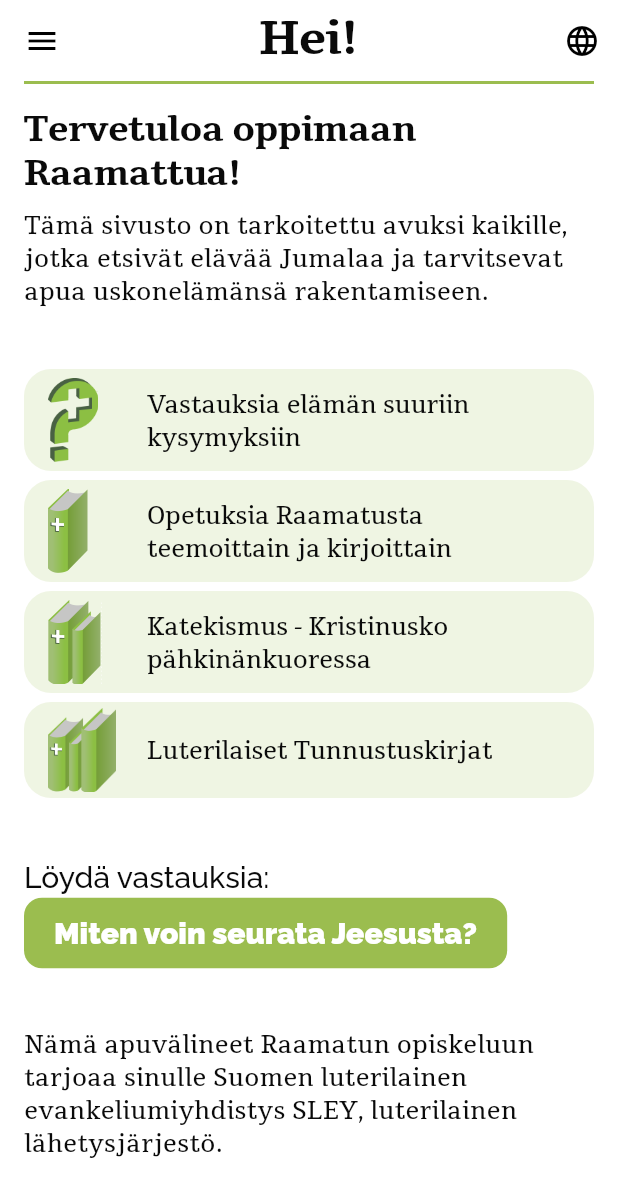
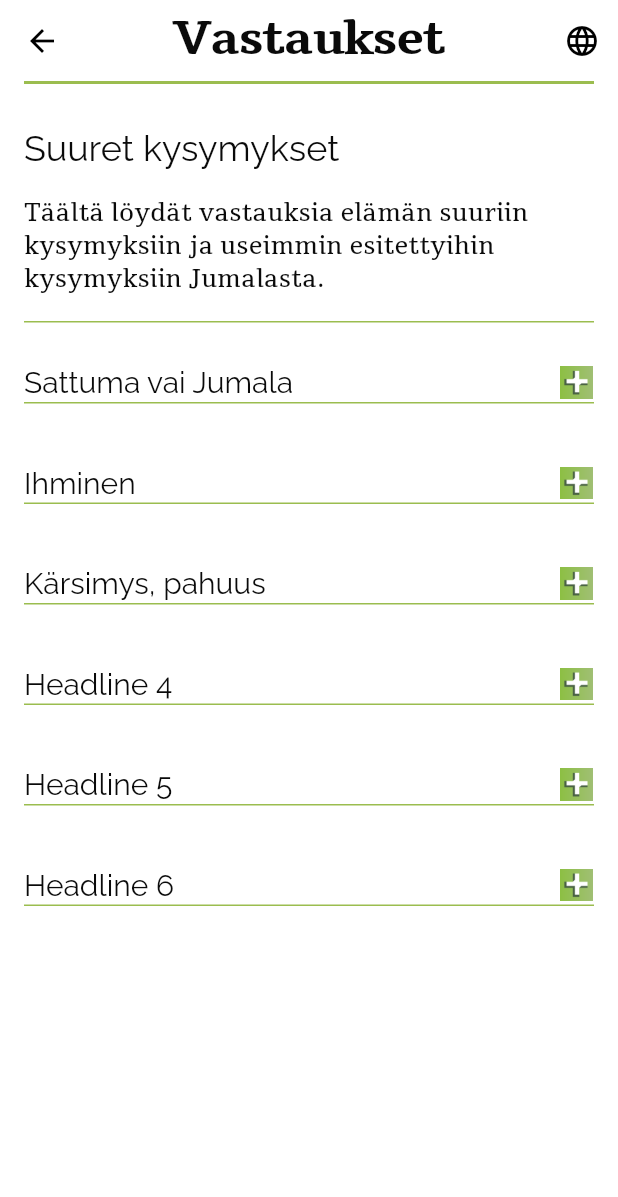
Before and after one commit to villepuuri/Bible-Toolbox, a Flutter app: the HomePage screen opened by its route, after a tap on "Vastauksia elämän suuriin kysymyksiin", on a phone screen of 412 x 824 dp. Shown: the top 1197 px of the screen. Run offline on Flutter 3.47's test engine with Material 3 defaults, Android fonts, the phone set to English and light mode, and no system bars; our stand-ins replace google_fonts, shared_preferences; accounts and stored records are empty.

Commit message:
Built the answers page

```diff
--- /dev/null
+++ b/assets/test_data/answersTest.json
@@ -0,0 +1,28 @@
+{
+  "answers": [
+    {
+      "title": "Sattuma vai Jumala",
+      "items": ["Mikä on elämän tarkoitus?", "Onko elämä sattumaa?", "Onko Jumala olemassa?", "Onko Jumala kaikkivaltias?", "Mistä voin löytää Jumalan?"]
+    },
+    {
+      "title": "Ihminen",
+      "items": ["Item 2.1", "Item 2.2", "Item 2.3", "Item 2.4", "Item 2.5"]
+    },
+    {
+      "title": "Kärsimys, pahuus",
+      "items": ["Item 3.1", "Item 3.2", "Item 3.3", "Item 3.4", "Item 3.5"]
+    },
+    {
+      "title": "Headline 4",
+      "items": ["Item 4.1", "Item 4.2", "Item 4.3", "Item 4.4", "Item 4.5"]
+    },
+    {
+      "title": "Headline 5",
+      "items": ["Item 5.1", "Item 5.2", "Item 5.3", "Item 5.4", "Item 5.5"]
+    },
+    {
+      "title": "Headline 6",
+      "items": ["Item 6.1", "Item 6.2", "Item 6.3", "Item 6.4", "Item 6.5"]
+    }
+  ]
+}
--- a/lib/core/Widgets/main_drawer.dart
+++ b/lib/core/Widgets/main_drawer.dart
@@ -6,7 +6,7 @@ class MainDrawer extends StatelessWidget {
 
   @override
   Widget build(BuildContext context) {
-    Widget drawerListTile(String title, {String? imageURL, IconData? icon}) =>
+    Widget drawerListTile(String title, {String? imageURL, IconData? icon, String? routeName}) =>
         ListTile(
           leading: imageURL != null
               ? SizedBox(height: 40, child: Image.asset(imageURL))
@@ -24,6 +24,11 @@ class MainDrawer extends StatelessWidget {
           ),
           onTap: () {
             debugPrint('Pressed a tile: $title');
+            if (routeName != null){
+              Navigator.pop(context);
+              Navigator.pushNamed(context, routeName);
+            }
+            // todo: Think how the navigation should go
           },
         );
 
@@ -70,11 +75,13 @@ class MainDrawer extends StatelessWidget {
             drawerListTile(
               "Etusivu",
               imageURL: "assets/btb_images/laatikko.png",
+              routeName: '/home'
             ),
             drawLine(),
             drawerListTile(
               "Vastaukset",
               imageURL: "assets/btb_images/kysymysmerkki.png",
+              routeName: '/answers'
             ),
             drawerListTile(
               "Raamattu",
--- a/lib/core/theme.dart
+++ b/lib/core/theme.dart
@@ -40,13 +40,14 @@ class AppThemeData {
     headlineLarge: GoogleFonts.raleway(fontSize: 24, color: black),
     headlineMedium: GoogleFonts.raleway(
       fontSize: 20,
-      fontWeight: FontWeight.w500,
+      fontWeight: FontWeight.w400,
       color: black,
     ),
 
     // Body texts
     bodyMedium: GoogleFonts.tienne(
       fontSize: 16,
+      fontWeight: FontWeight.w400,
       color: black,
       height: 1.4,
     ),
--- a/lib/main.dart
+++ b/lib/main.dart
@@ -1,4 +1,5 @@
 import 'package:bible_toolbox/presentation/pages/home_page.dart';
+import 'package:bible_toolbox/presentation/pages/answers_page.dart';
 import 'package:bible_toolbox/presentation/pages/loading_page.dart';
 import 'package:bible_toolbox/presentation/pages/welcome_page.dart';
 import 'package:flutter/material.dart';
@@ -22,7 +23,7 @@ class MyApp extends StatelessWidget {
         '/': (context) => const LoadingPage(),
         '/welcome': (context) => const WelcomePage(),
         '/home': (context) => const HomePage(),
-        // '/answers': (context) => const AnswerPage(),
+        '/answers': (context) => const AnswersPage(),
         // '/bible': (context) => const BiblePage(),
         // '/catechism': (context) => const CatechismPage(),
         // '/concord': (context) => const ConcordPage(),
--- a/lib/presentation/pages/answers_page.dart
+++ b/lib/presentation/pages/answers_page.dart
@@ -0,0 +1,156 @@
+import 'dart:convert';
+
+import 'package:bible_toolbox/core/Widgets/main_app_bar.dart';
+import 'package:flutter/material.dart';
+import 'package:flutter/services.dart';
+
+class AnswersPage extends StatefulWidget {
+  const AnswersPage({super.key});
+
+  @override
+  State<AnswersPage> createState() => _AnswersPageState();
+}
+
+class _AnswersPageState extends State<AnswersPage> {
+  List<dynamic> answers = [];
+  List<bool> openHeadlines = [];
+
+  @override
+  void initState() {
+    super.initState();
+    loadJson();
+  }
+
+  Future<void> loadJson() async {
+    final String response = await rootBundle.loadString(
+      'assets/test_data/answersTest.json',
+    );
+    final data = await json.decode(response);
+    setState(() {
+      openHeadlines = List.filled(data['answers'].length, false);
+      answers = data['answers'];
+    });
+  }
+
+  @override
+  Widget build(BuildContext context) {
+    // The texts that are on top of the page after the app bar
+    List<Widget> introToAnswers = [
+      SliverPadding(
+        padding: EdgeInsets.symmetric(vertical: 12),
+        sliver: SliverToBoxAdapter(
+          child: Text(
+            "Suuret kysymykset",
+            style: Theme.of(context).textTheme.headlineLarge,
+          ),
+        ),
+      ),
+      SliverPadding(
+        padding: EdgeInsets.symmetric(vertical: 5),
+        sliver: SliverToBoxAdapter(
+          child: Text(
+            "Täältä löydät vastauksia elämän suuriin kysymyksiin ja useimmin esitettyihin kysymyksiin Jumalasta.",
+            style: Theme.of(context).textTheme.bodyMedium,
+          ),
+        ),
+      ),
+    ];
+
+    // The line that is used to divide elements in the page
+    Widget spacerLine({double width = 1, double paddingHeight = 12}) {
+      return SliverPadding(
+        padding: EdgeInsets.symmetric(vertical: paddingHeight),
+        sliver: SliverToBoxAdapter(
+          child: Container(
+            height: width,
+            color: Theme.of(context).primaryColor,
+          ),
+        ),
+      );
+    }
+
+    // Creates a list of listTiles of answer categories
+    List<Widget> getAnswerTiles() {
+      return answers.asMap().entries.map((entry) {
+        int index = entry.key;
+        var answer = entry.value;
+        return Padding(
+          padding: const EdgeInsets.symmetric(vertical: 15.0),
+          child: Column(
+            crossAxisAlignment: CrossAxisAlignment.start,
+            children: [
+              /* The Headline */
+              InkWell(
+                onTap: () {
+                  setState(() {
+                    openHeadlines[index] = !openHeadlines[index];
+                  });
+                },
+                child: Row(
+                  mainAxisAlignment: MainAxisAlignment.spaceBetween,
+                  crossAxisAlignment: CrossAxisAlignment.center,
+                  children: [
+                    Text(
+                      answer["title"],
+                      style: Theme.of(context).textTheme.headlineMedium,
+                    ),
+                    SizedBox(
+                      height: 24,
+                      width: 24,
+                      child: IconButton(
+                        onPressed: () {
+                          setState(() {
+                            openHeadlines[index] = !openHeadlines[index];
+                          });
+                        },
+                        padding: const EdgeInsets.all(1),
+                        constraints: BoxConstraints(),
+                        icon: Image.asset(
+                          openHeadlines[index]
+                              ? 'assets/btb_images/miinus.png'
+                              : 'assets/btb_images/plussa.png',
+                          height: 24,
+                          width: 24,
+                        ),
+                      ),
+                    ),
+                  ],
+                ),
+              ),
+
+              /* The divider line */
+              Container(height: 1, color: Theme.of(context).primaryColor),
+
+              const SizedBox(height: 10,),
+
+              /* The question titles */
+              Visibility(
+                visible: openHeadlines[index],
+                child: Column(
+                  crossAxisAlignment: CrossAxisAlignment.start,
+                  children: (answer["items"] as List<dynamic>)
+                      .map((question) => Text("> $question", style: Theme.of(context).textTheme.bodyMedium,))
+                      .toList(),
+                ),
+              ),
+            ],
+          ),
+        );
+      }).toList();
+    }
+
+    SliverList topicList = SliverList(
+      delegate: SliverChildListDelegate(getAnswerTiles()),
+    );
+
+    return Scaffold(
+      appBar: MainAppBar(title: "Vastaukset"),
+      body: Padding(
+        padding: const EdgeInsets.fromLTRB(16, 16, 16, 40),
+        child: CustomScrollView(
+          slivers: introToAnswers + [spacerLine(), topicList],
+        ),
+      ),
+    );
+  }
+}
--- a/lib/presentation/pages/home_page.dart
+++ b/lib/presentation/pages/home_page.dart
@@ -10,7 +10,7 @@ class HomePage extends StatelessWidget {
   Widget build(BuildContext context) {
 
     // Tile widget to display the content tiles
-    Widget myTile(String title, String imageURL) => ListTile(
+    Widget myTile(String title, String imageURL, String routeName) => ListTile(
       leading: Image.asset(imageURL),
       minLeadingWidth: 50,
       title: Text(title),
@@ -23,6 +23,7 @@ class HomePage extends StatelessWidget {
       // ),
       onTap: () {
         debugPrint('Pressed a tile: $title');
+        Navigator.pushNamed(context, routeName);
       },
     );
 
@@ -33,18 +34,22 @@ class HomePage extends StatelessWidget {
         myTile(
           "Vastauksia elämän suuriin kysymyksiin",
           'assets/btb_images/kysymysmerkki.png',
+          '/answers'
         ),
         myTile(
           "Opetuksia Raamatusta teemoittain ja kirjoittain",
           'assets/btb_images/raamattu.png',
+          '/answers',
         ),
         myTile(
           "Katekismus - Kristinusko pähkinänkuoressa",
           'assets/btb_images/katekismus.png',
+          '/answers',
         ),
         myTile(
           "Luterilaiset Tunnustuskirjat",
           'assets/btb_images/tunnustuskirjat.png',
+          '/answers',
         ),
       ],
     );
--- a/lib/presentation/pages/welcome_page.dart
+++ b/lib/presentation/pages/welcome_page.dart
@@ -33,12 +33,12 @@ class _WelcomePageState extends State<WelcomePage> {
           LanguageClass element = entry.value;
           return Card(
             key: ValueKey(element.abbreviation),
-            margin: const EdgeInsets.symmetric(vertical: 8),
+            margin: const EdgeInsets.symmetric(vertical: 6),
             shape: RoundedRectangleBorder(
               side: BorderSide(color: Theme.of(context).primaryColor, width: 2),
               borderRadius: BorderRadius.all(Radius.circular(18)),
             ),
-            elevation: 2,
+            elevation: 1,
             child: ListTile(
               title: Row(
                 mainAxisAlignment: MainAxisAlignment.spaceBetween,
--- a/pubspec.yaml
+++ b/pubspec.yaml
@@ -61,7 +61,8 @@ flutter:
 
   # To add assets to your application, add an assets section, like this:
   assets:
-    - assets/btb_images/   # Include official Bible Toolbox images
+    - assets/btb_images/    # Include official Bible Toolbox images
+    - assets/test_data/     # Include the test data
 
   # An image asset can refer to one or more resolution-specific "variants", see
   # https://flutter.dev/to/resolution-aware-images
```
